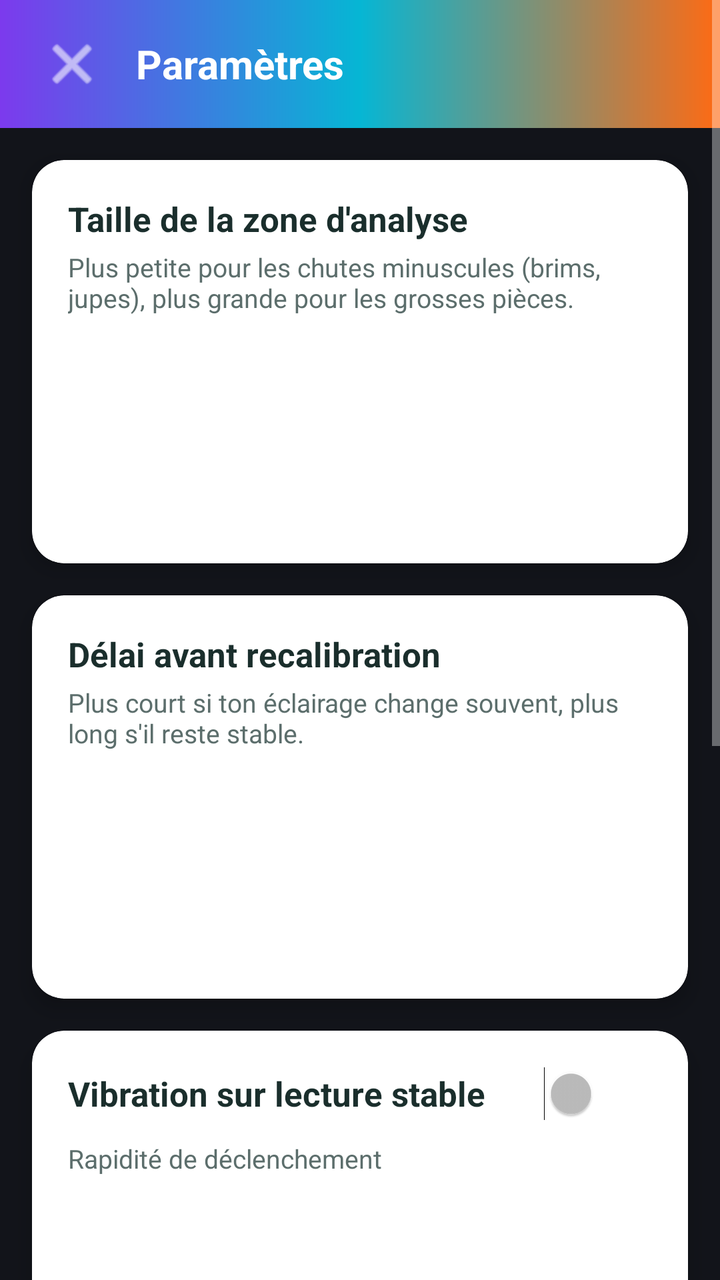
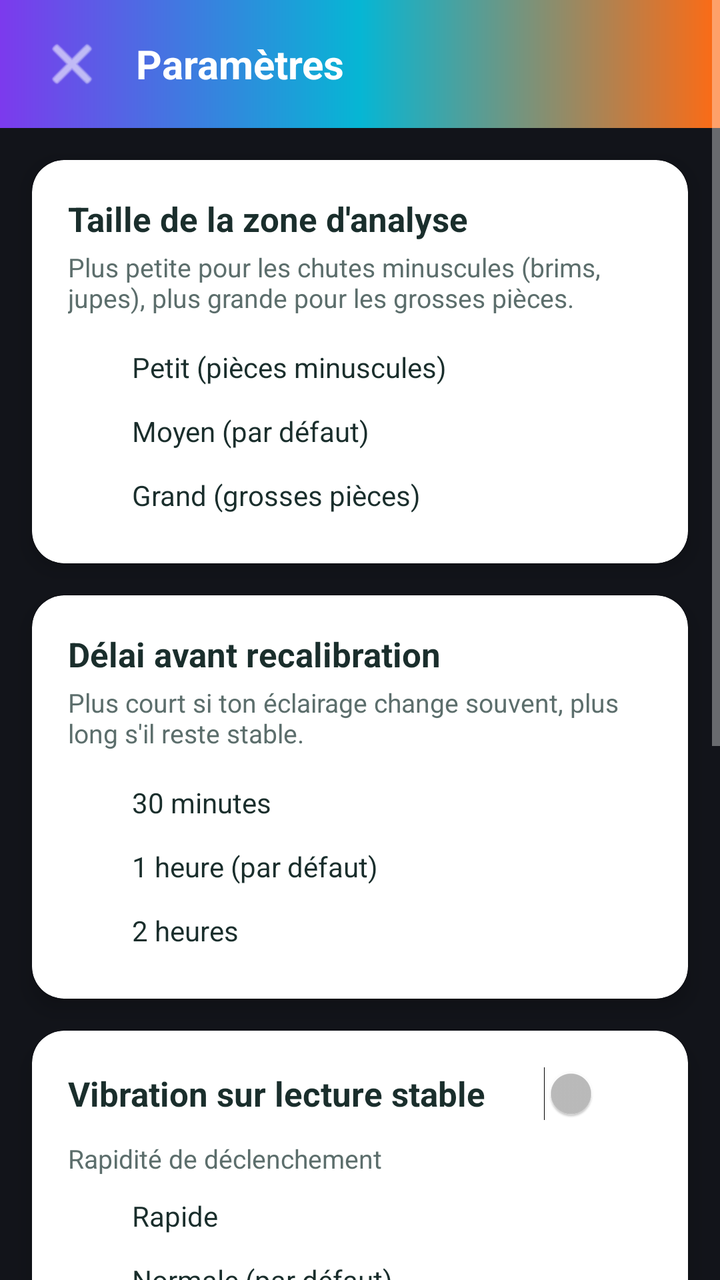

Before-and-after screenshots of an Android layout around one commit, followed by the original layout XML and the change that was made.
<!-- AndroidManifest.xml: application theme Theme.DaltonEye -->
<!-- res/layout/activity_settings.xml -->
<?xml version="1.0" encoding="utf-8"?>
<ScrollView xmlns:android="http://schemas.android.com/apk/res/android"
    xmlns:app="http://schemas.android.com/apk/res-auto"
    android:layout_width="match_parent"
    android:layout_height="match_parent"
    android:background="@color/fond_sombre">

    <LinearLayout
        android:layout_width="match_parent"
        android:layout_height="wrap_content"
        android:orientation="vertical">

        
        <LinearLayout
            android:layout_width="match_parent"
            android:layout_height="wrap_content"
            android:orientation="horizontal"
            android:gravity="center_vertical"
            android:background="@drawable/degrade_entete"
            android:paddingStart="18dp"
            android:paddingEnd="18dp"
            android:paddingTop="14dp"
            android:paddingBottom="14dp">

            <ImageButton
                android:id="@+id/boutonRetour"
                android:layout_width="36dp"
                android:layout_height="36dp"
                android:background="@android:color/transparent"
                android:src="@android:drawable/ic_menu_close_clear_cancel"
                android:contentDescription="Retour"
                app:tint="@color/texte_clair" />

            <TextView
                android:layout_width="wrap_content"
                android:layout_height="wrap_content"
                android:layout_marginStart="14dp"
                android:text="Paramètres"
                android:textSize="20sp"
                android:textStyle="bold"
                android:textColor="@color/texte_clair" />

        </LinearLayout>

        
        <androidx.cardview.widget.CardView
            android:layout_width="match_parent"
            android:layout_height="wrap_content"
            android:layout_margin="16dp"
            app:cardCornerRadius="16dp"
            app:cardElevation="6dp"
            app:cardBackgroundColor="@color/carte_blanc">

            <LinearLayout
                android:layout_width="match_parent"
                android:layout_height="wrap_content"
                android:orientation="vertical"
                android:padding="18dp">

                <TextView
                    android:layout_width="wrap_content"
                    android:layout_height="wrap_content"
                    android:text="Taille de la zone d'analyse"
                    android:textColor="@color/texte_principal"
                    android:textSize="17sp"
                    android:textStyle="bold" />

                <TextView
                    android:layout_width="wrap_content"
                    android:layout_height="wrap_content"
                    android:layout_marginTop="4dp"
                    android:text="Plus petite pour les chutes minuscules (brims, jupes), plus grande pour les grosses pièces."
                    android:textColor="@color/texte_secondaire"
                    android:textSize="13sp" />

                <RadioGroup
                    android:id="@+id/groupeTailleReticule"
                    android:layout_width="match_parent"
                    android:layout_height="wrap_content"
                    android:layout_marginTop="10dp">

                    <RadioButton
                        android:id="@+id/optionPetit"
                        android:layout_width="match_parent"
                        android:layout_height="wrap_content"
                        android:text="Petit (pièces minuscules)" />

                    <RadioButton
                        android:id="@+id/optionMoyen"
                        android:layout_width="match_parent"
                        android:layout_height="wrap_content"
                        android:text="Moyen (par défaut)" />

                    <RadioButton
                        android:id="@+id/optionGrand"
                        android:layout_width="match_parent"
                        android:layout_height="wrap_content"
                        android:text="Grand (grosses pièces)" />

                </RadioGroup>

            </LinearLayout>

        </androidx.cardview.widget.CardView>

        
        <androidx.cardview.widget.CardView
            android:layout_width="match_parent"
            android:layout_height="wrap_content"
            android:layout_marginStart="16dp"
            android:layout_marginEnd="16dp"
            android:layout_marginBottom="16dp"
            app:cardCornerRadius="16dp"
            app:cardElevation="6dp"
            app:cardBackgroundColor="@color/carte_blanc">

            <LinearLayout
                android:layout_width="match_parent"
                android:layout_height="wrap_content"
                android:orientation="vertical"
                android:padding="18dp">

                <TextView
                    android:layout_width="wrap_content"
                    android:layout_height="wrap_content"
                    android:text="Délai avant recalibration"
                    android:textColor="@color/texte_principal"
                    android:textSize="17sp"
                    android:textStyle="bold" />

                <TextView
                    android:layout_width="wrap_content"
                    android:layout_height="wrap_content"
                    android:layout_marginTop="4dp"
                    android:text="Plus court si ton éclairage change souvent, plus long s'il reste stable."
                    android:textColor="@color/texte_secondaire"
                    android:textSize="13sp" />

                <RadioGroup
                    android:id="@+id/groupeDelaiCalibration"
                    android:layout_width="match_parent"
                    android:layout_height="wrap_content"
                    android:layout_marginTop="10dp">

                    <RadioButton
                        android:id="@+id/optionDelai30"
                        android:layout_width="match_parent"
                        android:layout_height="wrap_content"
                        android:text="30 minutes" />

                    <RadioButton
                        android:id="@+id/optionDelai60"
                        android:layout_width="match_parent"
                        android:layout_height="wrap_content"
                        android:text="1 heure (par défaut)" />

                    <RadioButton
                        android:id="@+id/optionDelai120"
                        android:layout_width="match_parent"
                        android:layout_height="wrap_content"
                        android:text="2 heures" />

                </RadioGroup>

            </LinearLayout>

        </androidx.cardview.widget.CardView>

        
        <androidx.cardview.widget.CardView
            android:layout_width="match_parent"
            android:layout_height="wrap_content"
            android:layout_marginStart="16dp"
            android:layout_marginEnd="16dp"
            android:layout_marginBottom="16dp"
            app:cardCornerRadius="16dp"
            app:cardElevation="6dp"
            app:cardBackgroundColor="@color/carte_blanc">

            <LinearLayout
                android:layout_width="match_parent"
                android:layout_height="wrap_content"
                android:orientation="vertical"
                android:padding="18dp">

                <LinearLayout
                    android:layout_width="match_parent"
                    android:layout_height="wrap_content"
                    android:orientation="horizontal"
                    android:gravity="center_vertical">

                    <TextView
                        android:layout_width="0dp"
                        android:layout_height="wrap_content"
                        android:layout_weight="1"
                        android:text="Vibration sur lecture stable"
                        android:textColor="@color/texte_principal"
                        android:textSize="17sp"
                        android:textStyle="bold" />

                    <Switch
                        android:id="@+id/interrupteurVibration"
                        android:layout_width="wrap_content"
                        android:layout_height="wrap_content" />

                </LinearLayout>

                <TextView
                    android:layout_width="wrap_content"
                    android:layout_height="wrap_content"
                    android:layout_marginTop="10dp"
                    android:text="Rapidité de déclenchement"
                    android:textColor="@color/texte_secondaire"
                    android:textSize="13sp" />

                <RadioGroup
                    android:id="@+id/groupeSeuilVibration"
                    android:layout_width="match_parent"
                    android:layout_height="wrap_content"
                    android:layout_marginTop="4dp">

                    <RadioButton
                        android:id="@+id/optionVibrationRapide"
                        android:layout_width="match_parent"
                        android:layout_height="wrap_content"
                        android:text="Rapide" />

                    <RadioButton
                        android:id="@+id/optionVibrationNormale"
                        android:layout_width="match_parent"
                        android:layout_height="wrap_content"
                        android:text="Normale (par défaut)" />

                    <RadioButton
                        android:id="@+id/optionVibrationLente"
                        android:layout_width="match_parent"
                        android:layout_height="wrap_content"
                        android:text="Lente (plus sûre)" />

                </RadioGroup>

            </LinearLayout>

        </androidx.cardview.widget.CardView>

        
        <androidx.cardview.widget.CardView
            android:layout_width="match_parent"
            android:layout_height="wrap_content"
            android:layout_marginStart="16dp"
            android:layout_marginEnd="16dp"
            android:layout_marginBottom="16dp"
            app:cardCornerRadius="16dp"
            app:cardElevation="6dp"
            app:cardBackgroundColor="@color/carte_blanc">

            <LinearLayout
                android:layout_width="match_parent"
                android:layout_height="wrap_content"
                android:orientation="vertical"
                android:padding="18dp">

                <TextView
                    android:layout_width="wrap_content"
                    android:layout_height="wrap_content"
                    android:text="Bon à savoir"
                    android:textColor="@color/texte_principal"
                    android:textSize="17sp"
                    android:textStyle="bold" />

                <TextView
                    android:layout_width="wrap_content"
                    android:layout_height="wrap_content"
                    android:layout_marginTop="6dp"
                    android:text="Recalibre manuellement (icône cible) si tu changes de fond de travail, si tu allumes/éteins la torche, ou si l'éclairage change nettement — pas la peine d'attendre le délai automatique."
                    android:textColor="@color/texte_secondaire"
                    android:textSize="13sp" />

            </LinearLayout>

        </androidx.cardview.widget.CardView>

        
        <androidx.cardview.widget.CardView
            android:layout_width="match_parent"
            android:layout_height="wrap_content"
            android:layout_marginStart="16dp"
            android:layout_marginEnd="16dp"
            android:layout_marginBottom="16dp"
            app:cardCornerRadius="16dp"
            app:cardElevation="6dp"
            app:cardBackgroundColor="@color/carte_blanc">

            <LinearLayout
                android:layout_width="match_parent"
                android:layout_height="wrap_content"
                android:orientation="vertical"
                android:padding="18dp">

                <TextView
                    android:layout_width="wrap_content"
                    android:layout_height="wrap_content"
                    android:text="À propos"
                    android:textColor="@color/texte_principal"
                    android:textSize="17sp"
                    android:textStyle="bold" />

                <TextView
                    android:id="@+id/texteVersion"
                    android:layout_width="wrap_content"
                    android:layout_height="wrap_content"
                    android:layout_marginTop="6dp"
                    android:text="DaltonEye"
                    android:textColor="@color/texte_secondaire"
                    android:textSize="14sp" />

            </LinearLayout>

        </androidx.cardview.widget.CardView>

        
        <Button
            android:id="@+id/boutonDiagnostic"
            android:layout_width="match_parent"
            android:layout_height="wrap_content"
            android:layout_marginStart="16dp"
            android:layout_marginEnd="16dp"
            android:layout_marginBottom="12dp"
            android:text="Copier les infos de diagnostic"
            android:textAllCaps="false"
            android:textColor="@color/texte_clair"
            android:background="@drawable/fond_bouton_calibrer" />

        
        <Button
            android:id="@+id/boutonReinitialiser"
            android:layout_width="match_parent"
            android:layout_height="wrap_content"
            android:layout_marginStart="16dp"
            android:layout_marginEnd="16dp"
            android:layout_marginBottom="24dp"
            android:text="Réinitialiser les paramètres"
            android:textAllCaps="false"
            android:textColor="@color/attention"
            android:background="@android:color/transparent" />

    </LinearLayout>

</ScrollView>
<!-- resources referenced by this layout -->
<resources>
  <color name="attention">#FF6A13</color>
  <color name="carte_blanc">#FFFFFF</color>
  <color name="fond_sombre">#12141A</color>
  <color name="texte_clair">#FFFFFF</color>
  <color name="texte_principal">#1A2E2C</color>
  <color name="texte_secondaire">#5C6E6C</color>
  <!-- drawable degrade_entete (drawable) -->
  <?xml version="1.0" encoding="utf-8"?>
  <shape xmlns:android="http://schemas.android.com/apk/res/android"
      android:shape="rectangle">
      <gradient
          android:startColor="@color/daltoneye_violet"
          android:centerColor="@color/daltoneye_cyan"
          android:endColor="@color/daltoneye_orange"
          android:angle="0" />
  </shape>
  <!-- drawable fond_bouton_calibrer (drawable) -->
  <?xml version="1.0" encoding="utf-8"?>
  <ripple xmlns:android="http://schemas.android.com/apk/res/android"
      android:color="@color/bordure_legere">
      <item>
          <shape android:shape="rectangle">
              <gradient
                  android:startColor="@color/daltoneye_violet"
                  android:endColor="@color/daltoneye_cyan"
                  android:angle="0" />
              <corners android:radius="24dp" />
          </shape>
      </item>
  </ripple>
  <style name="Theme.DaltonEye" parent="Theme.AppCompat.NoActionBar">
          <item name="colorPrimary">@color/fond_sombre</item>
          <item name="android:windowBackground">@color/fond_sombre</item>
      </style>
  <color name="daltoneye_violet">#7C3AED</color>
  <color name="daltoneye_cyan">#06B6D4</color>
  <color name="daltoneye_orange">#FF6A13</color>
  <color name="bordure_legere">#D9E2E1</color>
</resources>

<!-- the commit's change to res/layout/activity_settings.xml (unified diff, before → after) -->
@@ -83,18 +83,21 @@
                         android:id="@+id/optionPetit"
                         android:layout_width="match_parent"
                         android:layout_height="wrap_content"
+                        android:textColor="@color/texte_principal"
                         android:text="Petit (pièces minuscules)" />
 
                     <RadioButton
                         android:id="@+id/optionMoyen"
                         android:layout_width="match_parent"
                         android:layout_height="wrap_content"
+                        android:textColor="@color/texte_principal"
                         android:text="Moyen (par défaut)" />
 
                     <RadioButton
                         android:id="@+id/optionGrand"
                         android:layout_width="match_parent"
                         android:layout_height="wrap_content"
+                        android:textColor="@color/texte_principal"
                         android:text="Grand (grosses pièces)" />
 
                 </RadioGroup>
@@ -146,18 +149,21 @@
                         android:id="@+id/optionDelai30"
                         android:layout_width="match_parent"
                         android:layout_height="wrap_content"
+                        android:textColor="@color/texte_principal"
                         android:text="30 minutes" />
 
                     <RadioButton
                         android:id="@+id/optionDelai60"
                         android:layout_width="match_parent"
                         android:layout_height="wrap_content"
+                        android:textColor="@color/texte_principal"
                         android:text="1 heure (par défaut)" />
 
                     <RadioButton
                         android:id="@+id/optionDelai120"
                         android:layout_width="match_parent"
                         android:layout_height="wrap_content"
+                        android:textColor="@color/texte_principal"
                         android:text="2 heures" />
 
                 </RadioGroup>
@@ -223,18 +229,21 @@
                         android:id="@+id/optionVibrationRapide"
                         android:layout_width="match_parent"
                         android:layout_height="wrap_content"
+                        android:textColor="@color/texte_principal"
                         android:text="Rapide" />
 
                     <RadioButton
                         android:id="@+id/optionVibrationNormale"
                         android:layout_width="match_parent"
                         android:layout_height="wrap_content"
+                        android:textColor="@color/texte_principal"
                         android:text="Normale (par défaut)" />
 
                     <RadioButton
                         android:id="@+id/optionVibrationLente"
                         android:layout_width="match_parent"
                         android:layout_height="wrap_content"
+                        android:textColor="@color/texte_principal"
                         android:text="Lente (plus sûre)" />
 
                 </RadioGroup>
